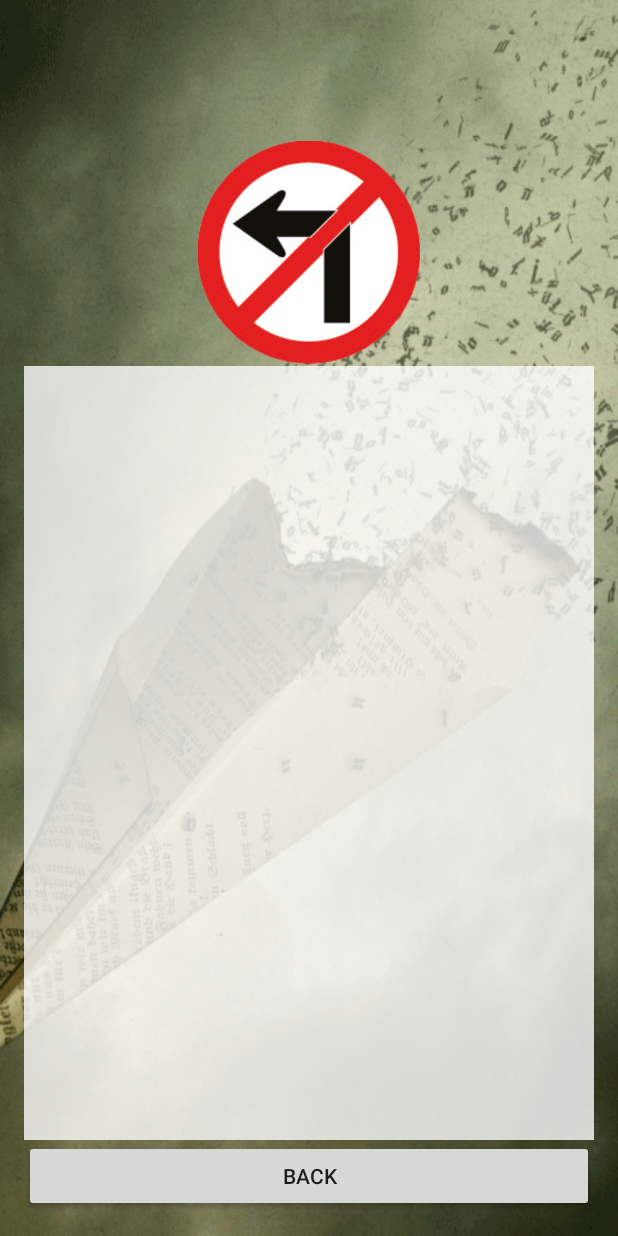
After one commit to kwanpk/myfirstapptest, an Android app: the Detail screen opened directly, with no data from a screen before it, on a phone screen of 412 x 824 dp. The commit adds this screen. Run offline under Robolectric (Android 15) with nearby library versions, the phone set to English and light mode, and no system bars.

Commit message:
Detail Complete

```diff
--- a/app/src/main/AndroidManifest.xml
+++ b/app/src/main/AndroidManifest.xml
@@ -15,6 +15,7 @@
                 <category android:name="android.intent.category.LAUNCHER" />
             </intent-filter>
         </activity>
+        <activity android:name=".Detail"></activity>
     </application>
 
 </manifest>
--- /dev/null
+++ b/app/src/main/java/comsci/kwan/myfirstapp/Detail.java
@@ -0,0 +1,34 @@
+package comsci.kwan.myfirstapp;
+
+import android.support.v7.app.AppCompatActivity;
+import android.os.Bundle;
+import android.view.View;
+import android.widget.Button;
+import android.widget.ImageView;
+import android.widget.TextView;
+
+public class Detail extends AppCompatActivity {
+
+    @Override
+    protected void onCreate(Bundle savedInstanceState) {
+        super.onCreate(savedInstanceState);
+        setContentView(R.layout.activity_detail);
+
+        //initial view การผูกวิวในหน้า xml ให้รู้จักกับตัวแปรหน้าจาวา
+        TextView titleTextView = (TextView) findViewById(R.id.txtTitleDetail);
+        TextView detailTextView = (TextView) findViewById(R.id.txtDetailScroll);
+        ImageView imageView = (ImageView) findViewById(R.id.imvImageDetail);
+        Button button = (Button) findViewById(R.id.btnBack);
+
+        //รับข้อมูลจาก main activity มาแสดงผลบน detail
+        titleTextView.setText(getIntent().getStringExtra("Title"));
+        detailTextView.setText(getIntent().getStringExtra("Detail"));
+        imageView.setImageResource(getIntent().getIntExtra("Image",R.drawable.traffic_01));
+
+    } //main method
+
+        public void clickBack(View view) {  //ปุ้มคลิ๊ก back
+            finish();
+        }
+
+}   //main class
--- a/app/src/main/java/comsci/kwan/myfirstapp/MainActivity.java
+++ b/app/src/main/java/comsci/kwan/myfirstapp/MainActivity.java
@@ -5,6 +5,7 @@ import android.net.Uri;
 import android.support.v7.app.AppCompatActivity;
 import android.os.Bundle;
 import android.view.View;
+import android.widget.AdapterView;
 import android.widget.ListView;
 
 public class MainActivity extends AppCompatActivity {
@@ -43,6 +44,19 @@ public class MainActivity extends AppCompatActivity {
         MyAdapter myAdapter = new MyAdapter(MainActivity.this, ints, titleStrings, shortStrings);
         listView.setAdapter(myAdapter);
 
+        //active when cick listview ลิ้งไปหน้าdetail เมื่อคลิกเลือกไอเทม
+        listView.setOnItemClickListener(new AdapterView.OnItemClickListener() {
+            @Override
+            public void onItemClick(AdapterView<?> parent, View view, int position, long id) { //เมื่อมีการคลิ๊กข้อมูลต่ำแหน่งใดจะเก็บข้อมูลตำแหน่งจากการคลิ๊ก
+
+                Intent intent = new Intent(MainActivity.this, Detail.class);
+                intent.putExtra("Title", titleStrings[position]);
+                intent.putExtra("Detail", detailStrings[position]);
+                intent.putExtra("Image", ints[position]);
+                startActivity(intent);
+            }
+        });
+
     } // main method onCreate
 
     public void onClickMoreInfo(View view) {
--- /dev/null
+++ b/app/src/main/res/layout/activity_detail.xml
@@ -0,0 +1,59 @@
+<?xml version="1.0" encoding="utf-8"?>
+<RelativeLayout xmlns:android="http://schemas.android.com/apk/res/android"
+    xmlns:app="http://schemas.android.com/apk/res-auto"
+    xmlns:tools="http://schemas.android.com/tools"
+    android:id="@+id/activity_detail"
+    android:layout_width="match_parent"
+    android:layout_height="match_parent"
+    android:paddingBottom="@dimen/activity_vertical_margin"
+    android:paddingLeft="@dimen/activity_horizontal_margin"
+    android:paddingRight="@dimen/activity_horizontal_margin"
+    android:paddingTop="@dimen/activity_vertical_margin"
+    tools:context="comsci.kwan.myfirstapp.Detail"
+    android:background="@drawable/bg10">
+
+    <TextView
+        android:text="@string/txttitle"
+        android:layout_width="wrap_content"
+        android:layout_height="wrap_content"
+        android:id="@+id/txtTitleDetail"
+        android:layout_margin="@dimen/my_margin"
+        android:layout_centerHorizontal="true"
+        android:textSize="@dimen/h1" />
+
+    <ImageView
+        android:layout_width="@dimen/my_picture"
+        android:layout_height="@dimen/my_picture"
+        app:srcCompat="@drawable/traffic_01"
+        android:id="@+id/imvImageDetail"
+        android:layout_centerHorizontal="true"
+        android:layout_below="@+id/txtTitleDetail" />
+
+    <Button
+        android:text="Back"
+        android:layout_width="match_parent"
+        android:layout_height="wrap_content"
+        android:onClick="clickBack"
+        android:id="@+id/btnBack"
+        android:layout_alignParentBottom="true" />
+
+    <ScrollView
+        android:layout_width="match_parent"
+        android:layout_height="match_parent"
+        android:layout_below="@+id/imvImageDetail"
+        android:layout_above="@+id/btnBack"
+        android:background="#c9ffffff">
+
+        <LinearLayout
+            android:layout_width="match_parent"
+            android:layout_height="wrap_content"
+            android:orientation="vertical" >
+
+            <TextView
+                android:layout_width="match_parent"
+                android:layout_height="wrap_content"
+                android:id="@+id/txtDetailScroll" />
+        </LinearLayout>
+    </ScrollView>
+
+</RelativeLayout>
--- a/app/src/main/res/values/dimens.xml
+++ b/app/src/main/res/values/dimens.xml
@@ -9,4 +9,5 @@
 
     <dimen name="my_margin">15dp</dimen>
     <dimen name="my_icon">120dp</dimen>
+    <dimen name="my_picture">150dp</dimen>
 </resources>
```
